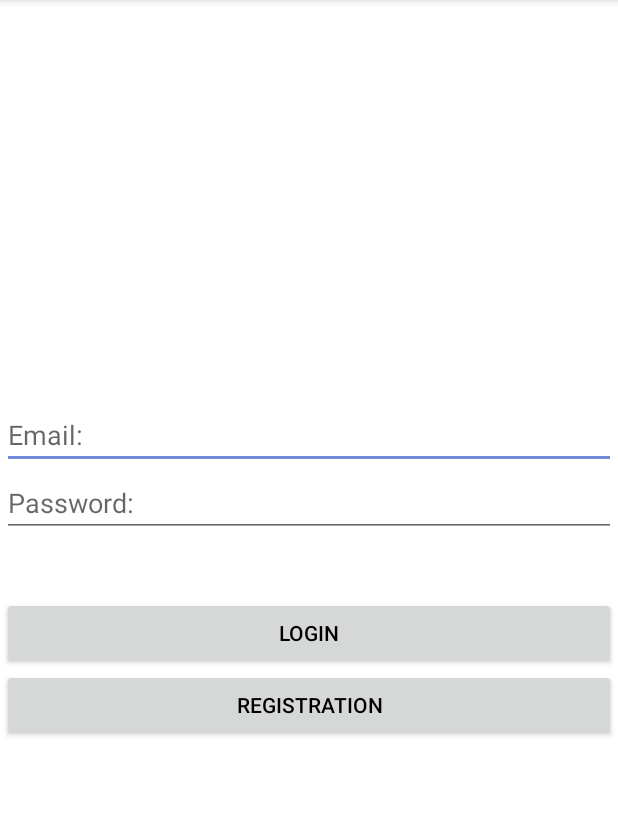
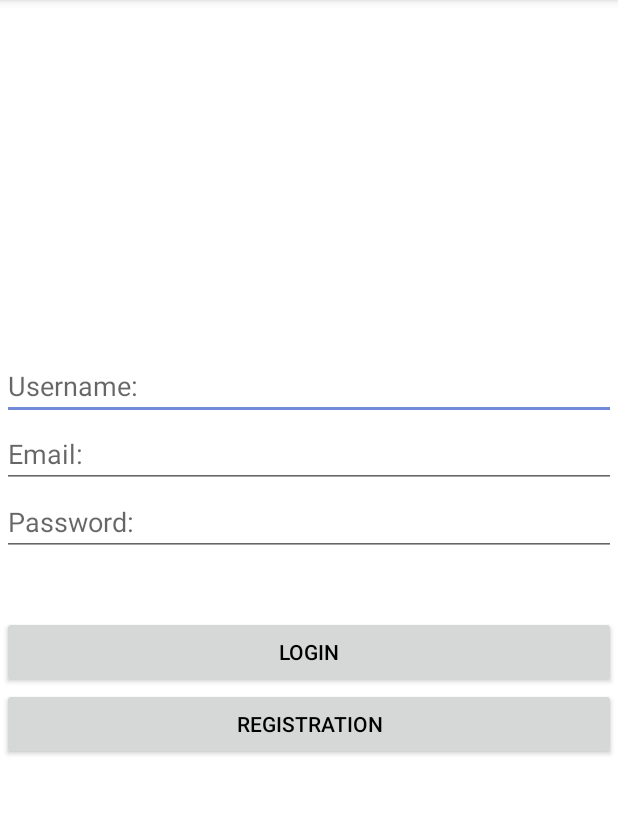
Before and after one commit to KaTaiHo/hacktx2017, an Android app: the screen it shows after launch (MainActivity), after a tap on "REGISTRATION", on a phone screen of 412 x 824 dp, the part 84-899 px from its top. Run offline under Robolectric (Android 15) with nearby library versions, the phone set to English and light mode, and no system bars; our stand-ins replace Firebase (no records; nobody signed in at launch, a user with empty details on screens opened directly).

Commit message:
added username to login auth and database functions

```diff
--- a/app/src/main/java/com/example/kataiho/hacktx2017/MainActivity.java
+++ b/app/src/main/java/com/example/kataiho/hacktx2017/MainActivity.java
@@ -21,7 +21,7 @@ import com.google.firebase.database.FirebaseDatabase;
 
 public class MainActivity extends AppCompatActivity implements View.OnClickListener {
 
-    private EditText emailField, passwordField;
+    private EditText emailField, passwordField, usernameField;
     private Button loginButton, registerButton;
     private static final String TAG = "MainActivity";
 
@@ -41,8 +41,10 @@ public class MainActivity extends AppCompatActivity implements View.OnClickListe
 
         registerButton = (Button) findViewById(R.id.registerButton);
         loginButton = (Button) findViewById(R.id.loginButton);
+
         emailField = (EditText) findViewById(R.id.emailField);
         passwordField = (EditText) findViewById(R.id.passwordField);
+        usernameField = (EditText) findViewById(R.id.usernameField);
 
         registerButton.setOnClickListener(this);
         loginButton.setOnClickListener(this);
@@ -90,7 +92,8 @@ public class MainActivity extends AppCompatActivity implements View.OnClickListe
 
     public boolean registerUser() {
         String userEmail = emailField.getText().toString().trim();
-        String userPassword = emailField.getText().toString().trim();
+        String userPassword = passwordField.getText().toString().trim();
+        String username = usernameField.getText().toString().trim();
 
 
         if (userEmail.isEmpty()) {
@@ -124,12 +127,16 @@ public class MainActivity extends AppCompatActivity implements View.OnClickListe
                     }
                 });
 
+        if (isOkay) {
+            writeNewUser(username, userEmail);
+        }
+
         return isOkay;
     }
 
     public boolean loginUser() {
         String userEmail = emailField.getText().toString().trim();
-        String userPassword = emailField.getText().toString().trim();
+        String userPassword = passwordField.getText().toString().trim();
 
 
         if (userEmail.isEmpty()) {
@@ -180,8 +187,15 @@ public class MainActivity extends AppCompatActivity implements View.OnClickListe
         }
     }
 
-    private void writeNewUser(String userId, String name, String email) {
-        User user = new User(name, email, false);
+    private void writeNewUser(String userId, String email) {
+        User user = null;
+        if (userId.equals("admin")) {
+            user = new User(userId, email, true);
+        }
+        else{
+            user = new User(userId, email, false);
+        }
+
         mDatabase.child("users").child(userId).setValue(user);
     }
 }
--- a/app/src/main/res/layout/activity_main.xml
+++ b/app/src/main/res/layout/activity_main.xml
@@ -22,10 +22,20 @@
         app:layout_constraintTop_toTopOf="parent">
 
         <EditText
+            android:id="@+id/usernameField"
+            android:layout_width="match_parent"
+            android:layout_height="wrap_content"
+            android:layout_marginTop="220dp"
+            android:ems="10"
+            android:hint="Username:"
+            android:inputType="textPersonName"
+            tools:layout_editor_absoluteX="8dp"
+            tools:layout_editor_absoluteY="234dp" />
+
+        <EditText
             android:id="@+id/emailField"
             android:layout_width="match_parent"
             android:layout_height="wrap_content"
-            android:layout_marginTop="240dp"
             android:ems="10"
             android:hint="Email:"
             android:inputType="textEmailAddress"
@@ -63,5 +73,6 @@
             tools:layout_editor_absoluteX="8dp"
             tools:layout_editor_absoluteY="440dp" />
 
+
     </LinearLayout>
 </android.support.constraint.ConstraintLayout>
```
